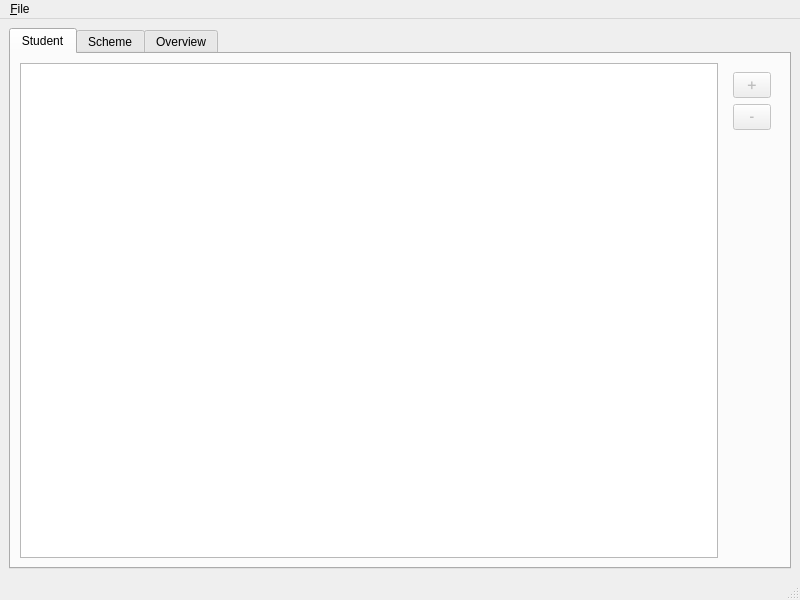
Old version of the form study-to-think/mainwindow.ui in the repository brokencuph/study-to-think.
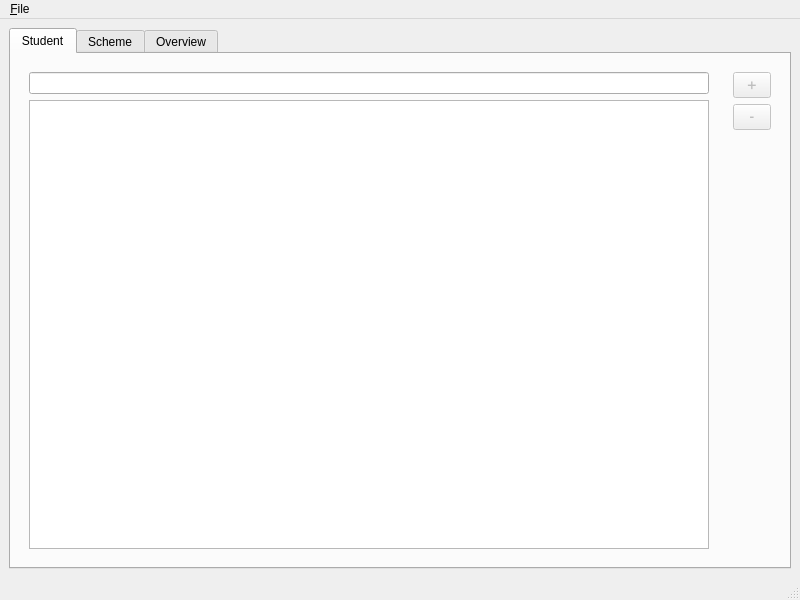
New version of the form.

Commit message: add sorting and filtering capabilities for main student table

Diff of the .ui file:
```diff
--- a/study-to-think/mainwindow.ui
+++ b/study-to-think/mainwindow.ui
@@ -29,7 +29,16 @@
        </attribute>
        <layout class="QHBoxLayout" name="horizontalLayout_2">
         <item>
-         <widget class="QTableView" name="tableStudent"/>
+         <widget class="QWidget" name="widget_4" native="true">
+          <layout class="QVBoxLayout" name="verticalLayout_4">
+           <item>
+            <widget class="QLineEdit" name="lineStudentFilter"/>
+           </item>
+           <item>
+            <widget class="QTableView" name="tableStudent"/>
+           </item>
+          </layout>
+         </widget>
         </item>
         <item alignment="Qt::AlignTop">
          <widget class="QWidget" name="widget" native="true">
```
Left out of the diff: 2 changed lines with no effect on the pictures. The commit also changes 3 other files.
